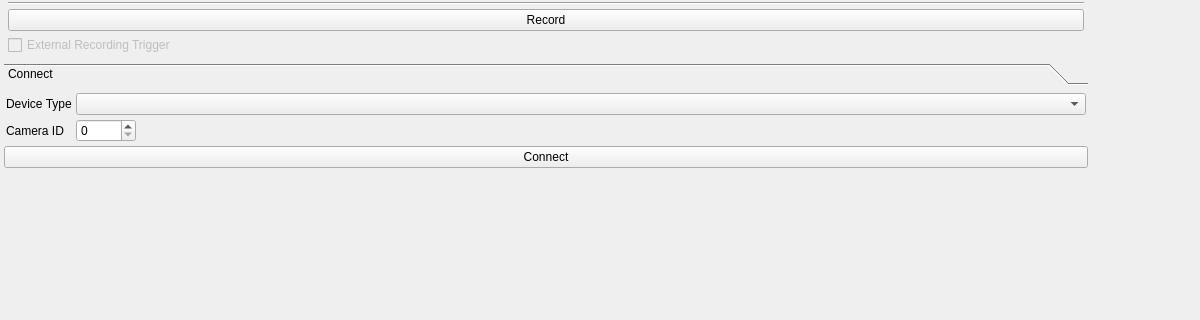
This is src/mainwindow.ui in bothlab/pomidaq as Qt 5 draws it before an edit; both pictures show x 0 to 1200 and y 95 to 415 of the 1200 by 1000 pixel window. The edited form follows.
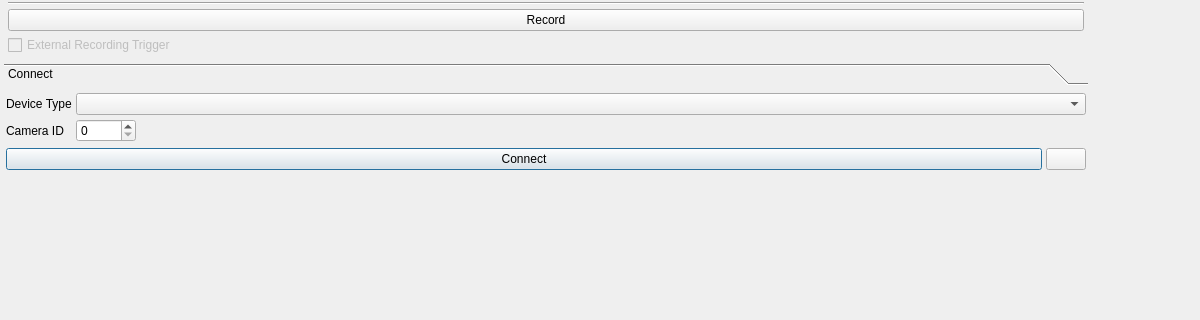
This is the edited form. Icons and pictures are not drawn. Custom widgets are drawn as their Qt base class.

Commit message:
Implement a device hard-reset feature for developers
This allows one to hard-reset the DAQ box completely from software. This
should not be needed at all in normal operation, but can be very useful
for developers or to get out of a situation where the DAQ box can not be
power-cycled manually (e.g. on remotely operated systems).

What changed in the file:
```diff
--- a/src/mainwindow.ui
+++ b/src/mainwindow.ui
@@ -333,8 +333,8 @@
             <rect>
              <x>0</x>
              <y>0</y>
-             <width>1082</width>
-             <height>214</height>
+             <width>1084</width>
+             <height>268</height>
             </rect>
            </property>
            <attribute name="label">
@@ -443,13 +443,56 @@
              </layout>
             </item>
             <item>
-             <widget class="QPushButton" name="btnDevConnect">
-              <property name="text">
-               <string>Connect</string>
-              </property>
-              <property name="checkable">
-               <bool>false</bool>
-              </property>
+             <widget class="QWidget" name="widget_12" native="true">
+              <layout class="QHBoxLayout" name="horizontalLayout_15">
+               <property name="spacing">
+                <number>4</number>
+               </property>
+               <property name="leftMargin">
+                <number>2</number>
+               </property>
+               <property name="topMargin">
+                <number>2</number>
+               </property>
+               <property name="rightMargin">
+                <number>2</number>
+               </property>
+               <property name="bottomMargin">
+                <number>4</number>
+               </property>
+               <item>
+                <widget class="QPushButton" name="btnDevConnect">
+                 <property name="text">
+                  <string>Connect</string>
+                 </property>
+                 <property name="checkable">
+                  <bool>false</bool>
+                 </property>
+                 <property name="autoDefault">
+                  <bool>false</bool>
+                 </property>
+                 <property name="default">
+                  <bool>true</bool>
+                 </property>
+                </widget>
+               </item>
+               <item>
+                <widget class="QPushButton" name="btnHardReset">
+                 <property name="sizePolicy">
+                  <sizepolicy hsizetype="Maximum" vsizetype="Fixed">
+                   <horstretch>0</horstretch>
+                   <verstretch>0</verstretch>
+                  </sizepolicy>
+                 </property>
+                 <property name="toolTip">
+                  <string>Hard reset the selected Miniscope and force it to reconnect to the system</string>
+                 </property>
+                 <property name="text">
+                  <string/>
+                 </property>
+                </widget>
+               </item>
+              </layout>
              </widget>
             </item>
             <item>
```
Left out of the diff: 14 changed lines with no effect on the pictures. The commit also changes 8 other files.
